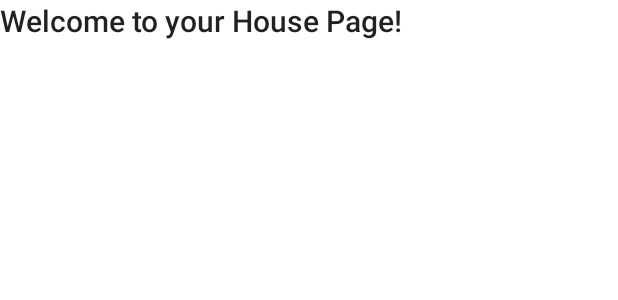
After one commit to Nenonymo/IoT_aem, an Android app: the layout activity_view_house.xml on its own in the app's theme, with its tools: preview values and no code run, on a phone screen of 412 x 824 dp. The commit adds this screen. Shown: the top 300 px of the screen. Run offline under Robolectric (Android 15) with nearby library versions, the phone set to English and light mode, and no system bars.

Commit message:
Added dropdown menu of all UserHouses and a new ViewHouseActivity

```diff
--- /dev/null
+++ b/app/IoTLab3App/app/src/main/res/layout/activity_view_house.xml
@@ -0,0 +1,25 @@
+<?xml version="1.0" encoding="utf-8"?>
+<LinearLayout xmlns:android="http://schemas.android.com/apk/res/android"
+    xmlns:app="http://schemas.android.com/apk/res-auto"
+    xmlns:tools="http://schemas.android.com/tools"
+    android:layout_width="match_parent"
+    android:layout_height="match_parent"
+    tools:context=".Groups.ViewHouseActivity"
+    android:orientation="vertical"
+    >
+
+    <TextView
+        android:layout_width="match_parent"
+        android:layout_height="wrap_content"
+        android:text="Welcome to your House Page!"
+        android:textAppearance="@style/TextAppearance.AppCompat.Title"
+        />
+
+    <TextView
+        android:id="@+id/text_view"
+        android:layout_width="match_parent"
+        android:layout_height="wrap_content"
+        android:textAppearance="@style/TextAppearance.AppCompat.Caption"
+        />
+
+</LinearLayout>
```
Also changed, not shown: app/IoTLab3App/app/src/main/AndroidManifest.xml (+7 -0 lines), app/IoTLab3App/app/src/main/java/com/example/iotlab3app/Groups/CreateHouseActivity.java (+56 -18 lines), app/IoTLab3App/app/src/main/java/com/example/iotlab3app/Groups/ViewHouseActivity.java (added, +51 -0 lines), app/IoTLab3App/app/src/main/res/layout/activity_create_house.xml (+10 -3 lines).
